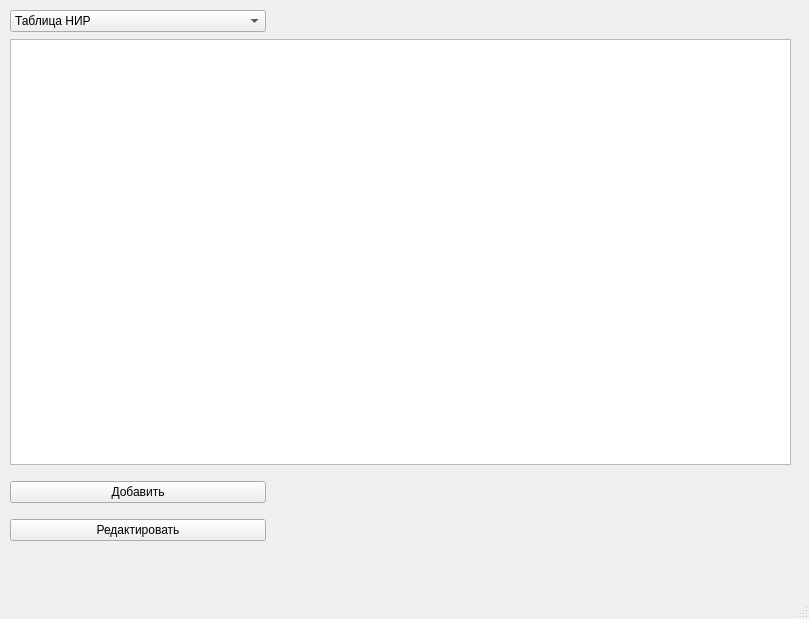
Above: MainForm.ui from KozlovIA/Qt-DataBase before the change. Below: the same form after it.
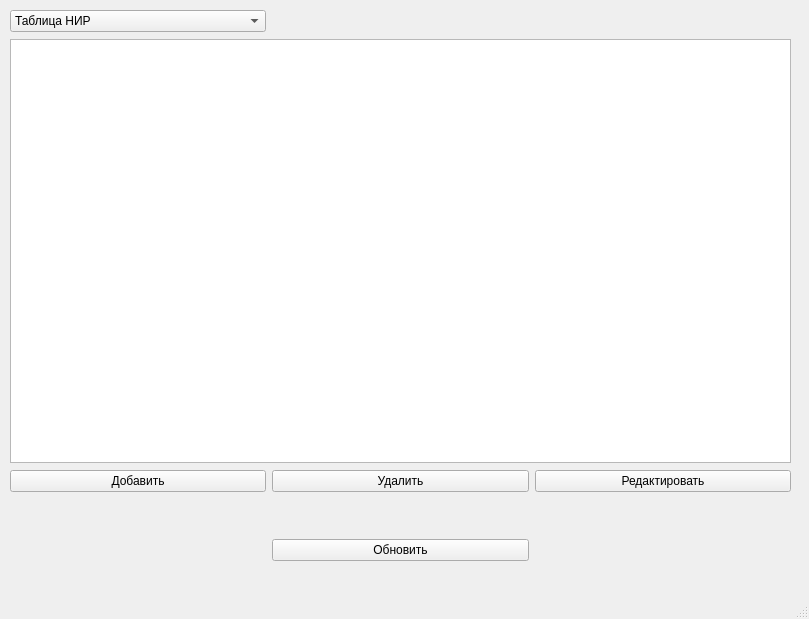
That is the form after the change. Icons and pictures are not drawn.

Commit message: Editing the NIR table

Diff of the .ui file:
```diff
--- a/MainForm.ui
+++ b/MainForm.ui
@@ -45,7 +45,7 @@
       <height>571</height>
      </rect>
     </property>
-    <layout class="QGridLayout" name="gridLayout" rowstretch="0,0,0,0,0,0" columnstretch="0,0,0">
+    <layout class="QGridLayout" name="gridLayout" rowstretch="0,0,0,0,0,0,0,0,0,0,0" columnstretch="0,0,0">
      <property name="sizeConstraint">
       <enum>QLayout::SetNoConstraint</enum>
      </property>
@@ -67,26 +67,55 @@
      <property name="verticalSpacing">
       <number>7</number>
      </property>
-     <item row="5" column="2">
-      <spacer name="horizontalSpacer_3">
-       <property name="orientation">
-        <enum>Qt::Horizontal</enum>
-       </property>
-       <property name="sizeHint" stdset="0">
-        <size>
-         <width>40</width>
-         <height>20</height>
-        </size>
-       </property>
-      </spacer>
-     </item>
-     <item row="3" column="0">
+     <item row="4" column="0">
       <widget class="QPushButton" name="AddField">
        <property name="text">
         <string>Добавить</string>
        </property>
       </widget>
      </item>
+     <item row="2" column="0" colspan="3">
+      <widget class="QTableView" name="tableView">
+       <property name="enabled">
+        <bool>true</bool>
+       </property>
+       <property name="editTriggers">
+        <set>QAbstractItemView::NoEditTriggers</set>
+       </property>
+       <property name="gridStyle">
+        <enum>Qt::SolidLine</enum>
+       </property>
+       <property name="sortingEnabled">
+        <bool>true</bool>
+       </property>
+      </widget>
+     </item>
+     <item row="6" column="2">
+      <spacer name="horizontalSpacer_4">
+       <property name="orientation">
+        <enum>Qt::Horizontal</enum>
+       </property>
+       <property name="sizeHint" stdset="0">
+        <size>
+         <width>40</width>
+         <height>20</height>
+        </size>
+       </property>
+      </spacer>
+     </item>
+     <item row="6" column="1">
+      <spacer name="horizontalSpacer">
+       <property name="orientation">
+        <enum>Qt::Horizontal</enum>
+       </property>
+       <property name="sizeHint" stdset="0">
+        <size>
+         <width>40</width>
+         <height>40</height>
+        </size>
+       </property>
+      </spacer>
+     </item>
      <item row="0" column="1" colspan="2">
       <widget class="QLabel" name="dbInfo">
        <property name="enabled">
@@ -100,18 +129,19 @@
        </property>
       </widget>
      </item>
+     <item row="4" column="1">
+      <widget class="QPushButton" name="deleteButton">
+       <property name="text">
+        <string>Удалить</string>
+       </property>
+      </widget>
+     </item>
      <item row="4" column="2">
-      <spacer name="horizontalSpacer_4">
-       <property name="orientation">
-        <enum>Qt::Horizontal</enum>
+      <widget class="QPushButton" name="EditField">
+       <property name="text">
+        <string>Редактировать</string>
        </property>
-       <property name="sizeHint" stdset="0">
-        <size>
-         <width>40</width>
-         <height>20</height>
-        </size>
-       </property>
-      </spacer>
+      </widget>
      </item>
      <item row="0" column="0">
       <widget class="QComboBox" name="choiceTable">
@@ -132,7 +162,14 @@
        </item>
       </widget>
      </item>
-     <item row="5" column="0">
+     <item row="7" column="1">
+      <widget class="QPushButton" name="UpdateButton">
+       <property name="text">
+        <string>Обновить</string>
+       </property>
+      </widget>
+     </item>
+     <item row="7" column="0">
       <spacer name="horizontalSpacer_2">
        <property name="orientation">
         <enum>Qt::Horizontal</enum>
@@ -145,42 +182,19 @@
        </property>
       </spacer>
      </item>
-     <item row="3" column="1">
-      <spacer name="horizontalSpacer">
+     <item row="7" column="2">
+      <spacer name="horizontalSpacer_3">
        <property name="orientation">
         <enum>Qt::Horizontal</enum>
        </property>
        <property name="sizeHint" stdset="0">
         <size>
          <width>40</width>
-         <height>40</height>
+         <height>20</height>
         </size>
        </property>
       </spacer>
      </item>
-     <item row="2" column="0" colspan="3">
-      <widget class="QTableView" name="tableView">
-       <property name="enabled">
-        <bool>true</bool>
-       </property>
-       <property name="editTriggers">
-        <set>QAbstractItemView::NoEditTriggers</set>
-       </property>
-       <property name="gridStyle">
-        <enum>Qt::SolidLine</enum>
-       </property>
-       <property name="sortingEnabled">
-        <bool>true</bool>
-       </property>
-      </widget>
-     </item>
-     <item row="4" column="0">
-      <widget class="QPushButton" name="EditField">
-       <property name="text">
-        <string>Редактировать</string>
-       </property>
-      </widget>
-     </item>
     </layout>
    </widget>
   </widget>
```
The commit also changes 5 other files.
